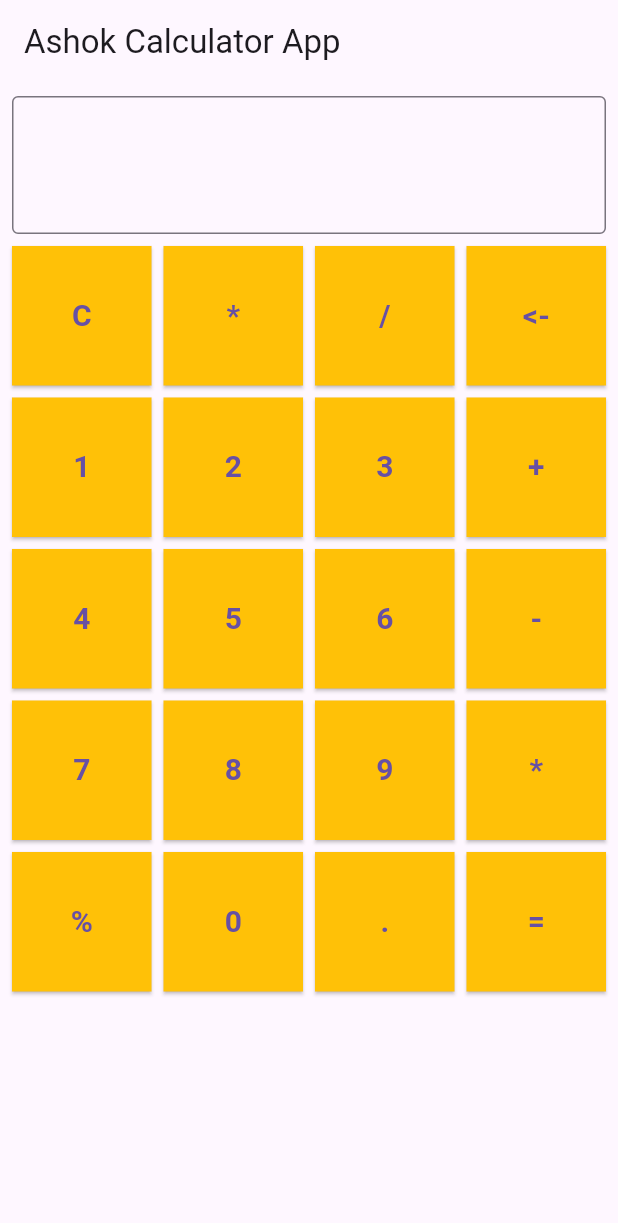
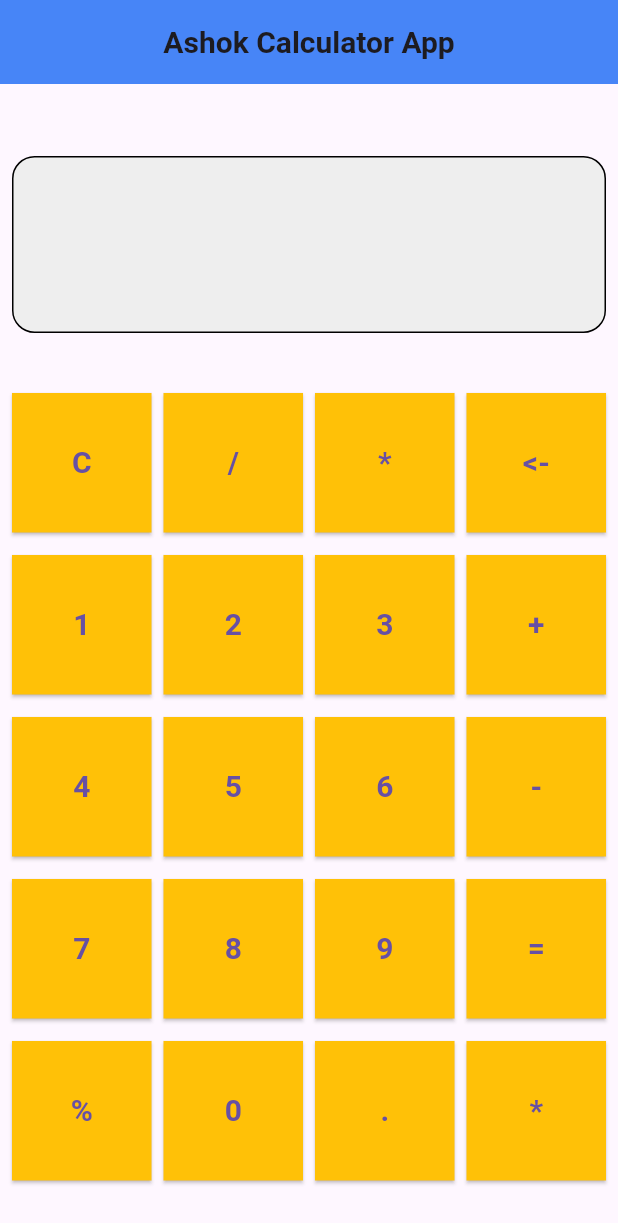
Before and after one commit to bayes-ashok/calculator, a Flutter app: the screen it shows after launch, on a phone screen of 412 x 824 dp. Shown: the top 1223 px of the screen. Run offline on Flutter 3.47's test engine with Material 3 defaults, Android fonts, the phone set to English and light mode, and no system bars.

Commit message:
Calculator Completed

```diff
--- a/lib/view/calculator_view.dart
+++ b/lib/view/calculator_view.dart
@@ -9,10 +9,11 @@ class CalculatorView extends StatefulWidget {
 
 class _CalculatorViewState extends State<CalculatorView> {
   final _textController = TextEditingController();
+  final _historyController = TextEditingController();
   List<String> lstSymbols = [
     "C",
+    "/",
     "*",
-    "/",
     "<-",
     "1",
     "2",
@@ -25,50 +26,170 @@ class _CalculatorViewState extends State<CalculatorView> {
     "7",
     "8",
     "9",
-    "*",
+    "=",
     "%",
     "0",
     ".",
-    "=",
+    "*"
   ];
 
-  final _key = GlobalKey<FormState>();
-  int first = 0;
-  int second = 0;
+  String displayText = "";
+  String historyText = "";
   String operation = "";
+  double? firstNumber;
+  double? secondNumber;
+  String temp = "";
+  bool flag = false;
+
+  String formatNumber(double number) {
+    return number == number.toInt()
+        ? number.toInt().toString()
+        : number.toStringAsFixed(2);
+  }
+
+  void handleInput(String input) {
+    setState(() {
+      if (input == "C") {
+        displayText = "";
+        historyText = "";
+        firstNumber = null;
+        secondNumber = null;
+        operation = "";
+        temp = "";
+        flag = false;
+      } else if (input == "<-") {
+        if (displayText.isNotEmpty) {
+          displayText = displayText.substring(0, displayText.length - 1);
+        }
+      } else if (["+", "-", "*", "/", "%"].contains(input)) {
+        if (displayText.isNotEmpty && operation.isEmpty) {
+          firstNumber = double.tryParse(displayText);
+          temp = displayText;
+          operation = input;
+          historyText = "${formatNumber(firstNumber!)} $input";
+          displayText = temp;
+          flag = true;
+        }
+      } else if (input == "=") {
+        if (displayText.isNotEmpty &&
+            firstNumber != null &&
+            operation.isNotEmpty) {
+          secondNumber = double.tryParse(displayText);
+          if (secondNumber != null) {
+            double result = 0.0;
+            switch (operation) {
+              case "+":
+                result = firstNumber! + secondNumber!;
+                break;
+              case "-":
+                result = firstNumber! - secondNumber!;
+                break;
+              case "*":
+                result = firstNumber! * secondNumber!;
+                break;
+              case "/":
+                result = secondNumber == 0
+                    ? double.nan
+                    : firstNumber! / secondNumber!;
+                break;
+              case "%":
+                result = firstNumber! % secondNumber!;
+                break;
+            }
+            displayText = formatNumber(result);
+            historyText += " ${formatNumber(secondNumber!)} =";
+            firstNumber = null;
+            secondNumber = null;
+            operation = "";
+            temp = "";
+            flag = false;
+          }
+        }
+      } else {
+        if (flag) {
+          displayText = input;
+          flag = false;
+        } else {
+          displayText += input;
+        }
+      }
+      _historyController.text = historyText;
+      _textController.text = displayText;
+    });
+  }
 
   @override
   Widget build(BuildContext context) {
     return Scaffold(
       appBar: AppBar(
-        title: const Text('Ashok Calculator App'),
+        title: const Text(
+          'Ashok Calculator App',
+          style: TextStyle(
+            fontFamily: 'Roboto',
+            fontWeight: FontWeight.bold,
+            fontSize: 20.0,
+          ),
+        ),
+        backgroundColor: Colors.blueAccent,
+        elevation: 4.0,
+        centerTitle: true,
       ),
       body: Padding(
         padding: const EdgeInsets.all(8.0),
-        child: Form(
-          key: _key,
         child: Column(
           children: [
-              TextFormField(
-                textDirection: TextDirection.rtl,
-                controller: _textController,
-                decoration: const InputDecoration(
-                  border: OutlineInputBorder(),
+            const SizedBox(height: 40),
+            Container(
+              padding: const EdgeInsets.symmetric(horizontal: 10, vertical: 8),
+              decoration: BoxDecoration(
+                color: Colors.grey[200],
+                border: Border.all(
+                  color: Colors.black,
+                  width: 1,
                 ),
+                borderRadius: BorderRadius.circular(15),
+              ),
+              child: Column(
+                crossAxisAlignment: CrossAxisAlignment.end,
+                children: [
+                  TextField(
+                    controller: _historyController,
+                    readOnly: true,
+                    textAlign: TextAlign.right,
+                    maxLines: 1,
                     style: const TextStyle(
-                  fontSize: 40,
+                      fontSize: 18,
                       fontWeight: FontWeight.bold,
                     ),
+                    decoration: const InputDecoration(
+                      border: InputBorder.none,
+                      hintText: '',
                     ),
-              const SizedBox(
-                height: 8,
                   ),
+                  TextField(
+                    controller: _textController,
+                    readOnly: true,
+                    textAlign: TextAlign.right,
+                    maxLines: 1,
+                    style: const TextStyle(
+                      fontSize: 24,
+                      fontWeight: FontWeight.bold,
+                    ),
+                    decoration: const InputDecoration(
+                      border: InputBorder.none,
+                      hintText: '',
+                    ),
+                  ),
+                ],
+              ),
+            ),
+            const SizedBox(height: 40),
             Expanded(
               child: GridView.builder(
                 gridDelegate: const SliverGridDelegateWithFixedCrossAxisCount(
                   crossAxisCount: 4,
                   crossAxisSpacing: 8.0,
-                    mainAxisSpacing: 8.0,
+                  mainAxisSpacing: 15.0,
                 ),
                 itemCount: lstSymbols.length,
                 itemBuilder: (context, index) {
@@ -79,7 +200,9 @@ class _CalculatorViewState extends State<CalculatorView> {
                         borderRadius: BorderRadius.circular(0),
                       ),
                     ),
-                      onPressed: () {},
+                    onPressed: () {
+                      handleInput(lstSymbols[index]);
+                    },
                     child: Text(
                       lstSymbols[index],
                       style: const TextStyle(
@@ -94,7 +217,6 @@ class _CalculatorViewState extends State<CalculatorView> {
           ],
         ),
       ),
-      ),
     );
   }
 }
```
Lines whose indentation alone changed are shown as unchanged.
